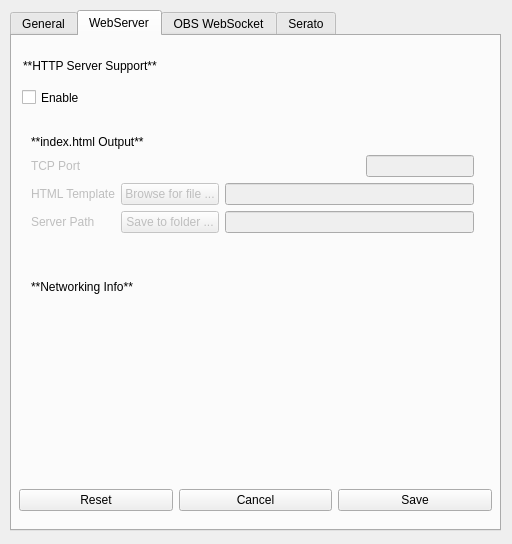
First picture: the form in nowplaying/resources/settings.ui, repository e1miran/Now-Playing-Serato, before the edit.
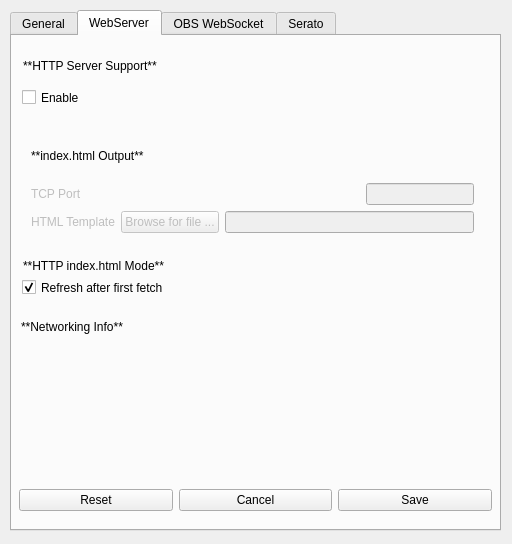
Second picture: the form after the edit. The open tabs and pages were chosen to show the change. Icons and pictures are not drawn.

Patch:
```diff
--- a/nowplaying/resources/settings.ui
+++ b/nowplaying/resources/settings.ui
@@ -289,8 +289,8 @@
     <widget class="QWidget" name="layoutWidget">
      <property name="geometry">
       <rect>
-       <x>10</x>
-       <y>230</y>
+       <x>0</x>
+       <y>270</y>
        <width>461</width>
        <height>71</height>
       </rect>
@@ -400,37 +400,42 @@
           </property>
          </widget>
         </item>
-        <item row="1" column="0">
-         <widget class="QLabel" name="http_serverpath_label">
-          <property name="enabled">
-           <bool>false</bool>
-          </property>
-          <property name="text">
-           <string>Server Path</string>
-          </property>
-         </widget>
-        </item>
-        <item row="1" column="1">
-         <widget class="QPushButton" name="http_serverpath_button">
-          <property name="enabled">
-           <bool>false</bool>
-          </property>
-          <property name="text">
-           <string>Save to folder ...</string>
-          </property>
-         </widget>
-        </item>
-        <item row="1" column="2">
-         <widget class="QLineEdit" name="http_serverpath_lineedit">
-          <property name="enabled">
-           <bool>false</bool>
-          </property>
-         </widget>
-        </item>
        </layout>
       </item>
      </layout>
     </widget>
+    <widget class="QCheckBox" name="http_once_checkbox">
+     <property name="geometry">
+      <rect>
+       <x>10</x>
+       <y>240</y>
+       <width>181</width>
+       <height>23</height>
+      </rect>
+     </property>
+     <property name="text">
+      <string>Refresh after first fetch</string>
+     </property>
+     <property name="checked">
+      <bool>true</bool>
+     </property>
+    </widget>
+    <widget class="QLabel" name="http_once_label">
+     <property name="geometry">
+      <rect>
+       <x>11</x>
+       <y>220</y>
+       <width>181</width>
+       <height>20</height>
+      </rect>
+     </property>
+     <property name="text">
+      <string>**HTTP index.html Mode**</string>
+     </property>
+     <property name="textFormat">
+      <enum>Qt::MarkdownText</enum>
+     </property>
+    </widget>
    </widget>
    <widget class="QWidget" name="obs_websocket_tab">
     <attribute name="title">
```
Left out of the diff: 90 changed lines with no effect on the pictures.
